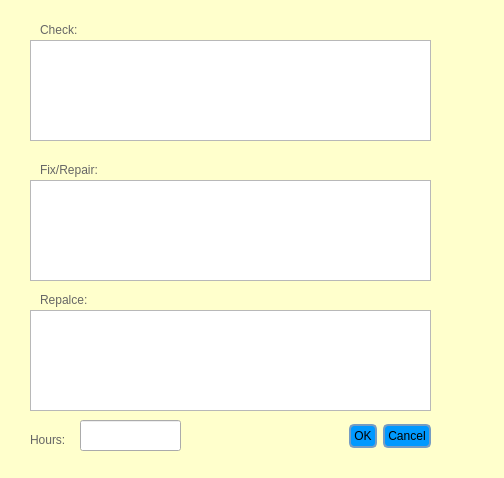
Above: new_start/UI_File/Labour.ui from maximustann/Bing_project before the change. Below: the same form after it.
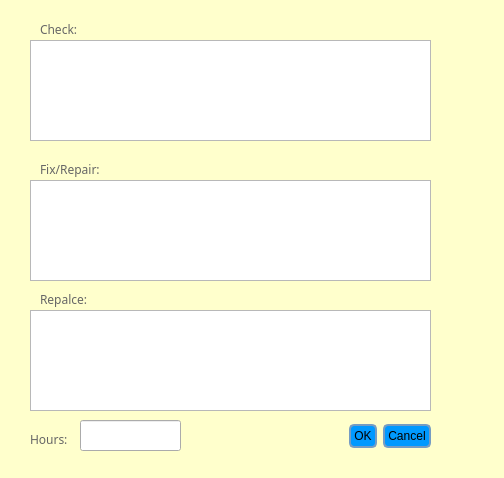
That is the form after the change.

```diff
--- a/new_start/UI_File/Labour.ui
+++ b/new_start/UI_File/Labour.ui
@@ -10,6 +10,12 @@
     <height>478</height>
    </rect>
   </property>
+  <property name="font">
+   <font>
+    <family>Droid Serif</family>
+    <pointsize>24</pointsize>
+   </font>
+  </property>
   <property name="windowTitle">
    <string>Labour</string>
   </property>
@@ -95,6 +101,11 @@
      <height>19</height>
     </rect>
    </property>
+   <property name="font">
+    <font>
+     <family>Droid Serif</family>
+    </font>
+   </property>
    <property name="text">
     <string>Check:</string>
    </property>
@@ -118,6 +129,11 @@
      <height>19</height>
     </rect>
    </property>
+   <property name="font">
+    <font>
+     <family>Droid Serif</family>
+    </font>
+   </property>
    <property name="text">
     <string>Fix/Repair:</string>
    </property>
@@ -141,6 +157,11 @@
      <height>19</height>
     </rect>
    </property>
+   <property name="font">
+    <font>
+     <family>Droid Serif</family>
+    </font>
+   </property>
    <property name="text">
     <string>Repalce:</string>
    </property>
@@ -164,6 +185,11 @@
      <height>19</height>
     </rect>
    </property>
+   <property name="font">
+    <font>
+     <family>Droid Serif</family>
+    </font>
+   </property>
    <property name="text">
     <string>Hours:</string>
    </property>
```
Left out of the diff: 25 changed lines with no effect on the pictures.
